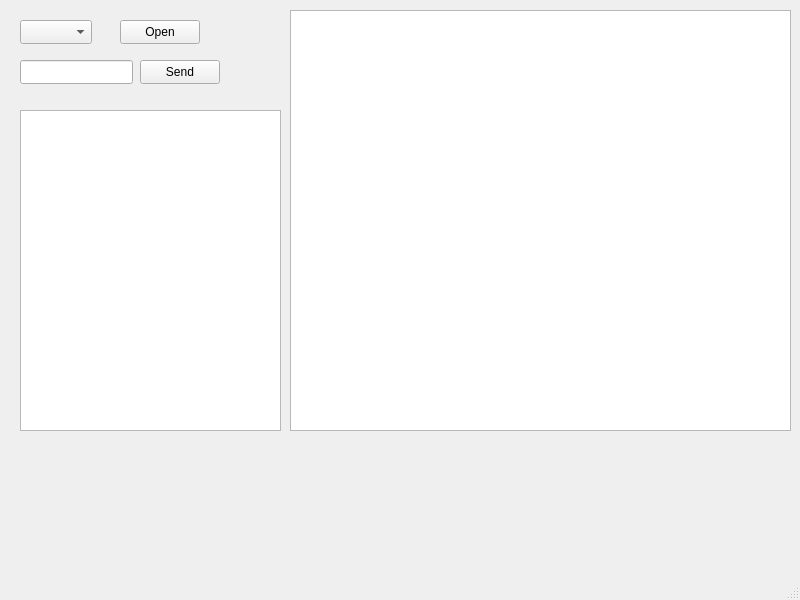
Old version of the form mainwindow.ui in the repository mrblam/uart_log_qt.
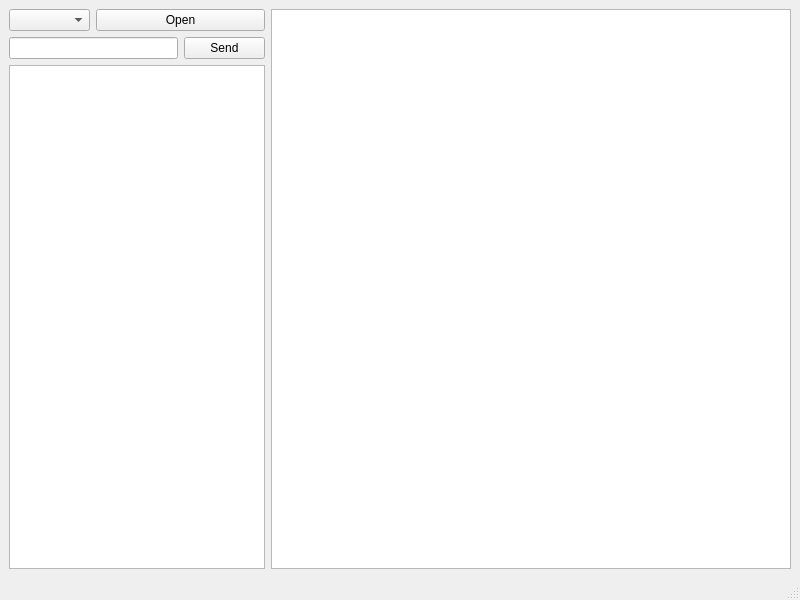
New version of the form.

Commit message: [add func] Display datetime colum

What changed in the file:
```diff
--- a/mainwindow.ui
+++ b/mainwindow.ui
@@ -14,72 +14,34 @@
    <string>MainWindow</string>
   </property>
   <widget class="QWidget" name="centralwidget">
-   <widget class="QComboBox" name="portList">
-    <property name="geometry">
-     <rect>
-      <x>20</x>
-      <y>20</y>
-      <width>72</width>
-      <height>24</height>
-     </rect>
-    </property>
-   </widget>
+   <layout class="QGridLayout" name="gridLayout">
+    <item row="0" column="0">
+     <widget class="QComboBox" name="portList"/>
+    </item>
+    <item row="0" column="1" colspan="2">
    <widget class="QPushButton" name="pushOpen">
-    <property name="geometry">
-     <rect>
-      <x>120</x>
-      <y>20</y>
-      <width>80</width>
-      <height>24</height>
-     </rect>
-    </property>
     <property name="text">
      <string>Open</string>
     </property>
    </widget>
-   <widget class="QLineEdit" name="lnMessage">
-    <property name="geometry">
-     <rect>
-      <x>20</x>
-      <y>60</y>
-      <width>113</width>
-      <height>24</height>
-     </rect>
-    </property>
-   </widget>
+    </item>
+    <item row="0" column="3" rowspan="3">
+     <widget class="QTableView" name="tableViewDb"/>
+    </item>
+    <item row="1" column="0" colspan="2">
+     <widget class="QLineEdit" name="lnMessage"/>
+    </item>
+    <item row="1" column="2">
    <widget class="QPushButton" name="btnSend">
-    <property name="geometry">
-     <rect>
-      <x>140</x>
-      <y>60</y>
-      <width>80</width>
-      <height>24</height>
-     </rect>
-    </property>
     <property name="text">
      <string>Send</string>
     </property>
    </widget>
-   <widget class="QListWidget" name="listMessage">
-    <property name="geometry">
-     <rect>
-      <x>20</x>
-      <y>110</y>
-      <width>261</width>
-      <height>321</height>
-     </rect>
-    </property>
-   </widget>
-   <widget class="QTableView" name="tableViewDb">
-    <property name="geometry">
-     <rect>
-      <x>290</x>
-      <y>10</y>
-      <width>501</width>
-      <height>421</height>
-     </rect>
-    </property>
-   </widget>
+    </item>
+    <item row="2" column="0" colspan="3">
+     <widget class="QListWidget" name="listMessage"/>
+    </item>
+   </layout>
   </widget>
   <widget class="QMenuBar" name="menubar">
    <property name="geometry">
```
Lines whose indentation alone changed are shown as unchanged. The commit also changes 2 other files.
